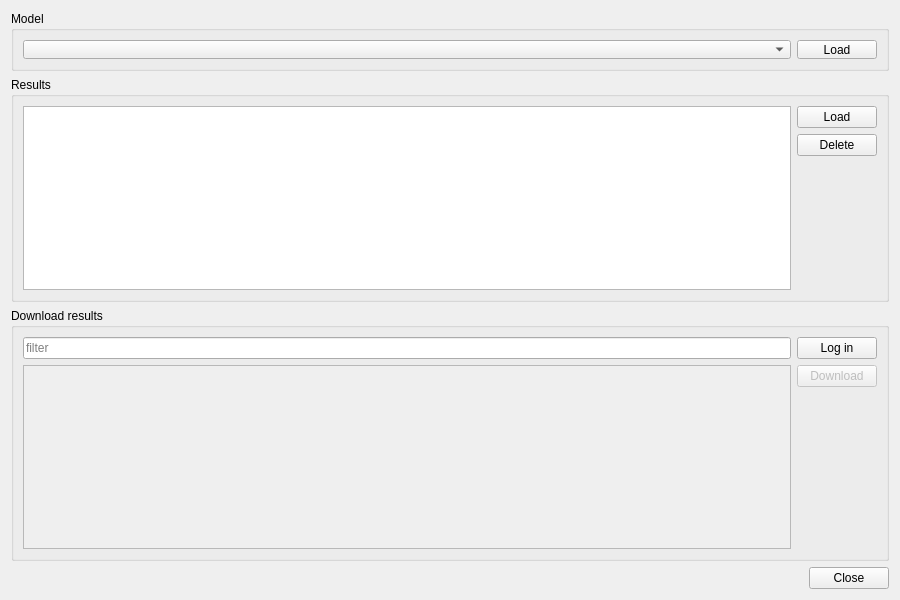
Old version of the form tool_result_selection/result_selection_view.ui in the repository nens/threedi-results-analysis.
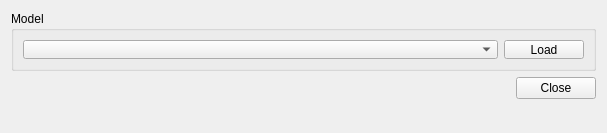
New version of the form. Custom widgets are drawn as their Qt base class.

Patch:
```diff
--- a/tool_result_selection/result_selection_view.ui
+++ b/tool_result_selection/result_selection_view.ui
@@ -6,8 +6,8 @@
    <rect>
     <x>0</x>
     <y>0</y>
-    <width>900</width>
-    <height>600</height>
+    <width>607</width>
+    <height>133</height>
    </rect>
   </property>
   <property name="windowTitle">
@@ -51,152 +51,6 @@
      </layout>
     </widget>
    </item>
-   <item>
-    <widget class="QGroupBox" name="resultBox">
-     <property name="sizePolicy">
-      <sizepolicy hsizetype="Expanding" vsizetype="Expanding">
-       <horstretch>0</horstretch>
-       <verstretch>0</verstretch>
-      </sizepolicy>
-     </property>
-     <property name="title">
-      <string>Results</string>
-     </property>
-     <layout class="QHBoxLayout" name="horizontalLayout_4">
-      <item>
-       <widget class="QTableView" name="resultTableView"/>
-      </item>
-      <item>
-       <layout class="QVBoxLayout" name="verticalLayout_2">
-        <item>
-         <widget class="QPushButton" name="selectTsDatasourceButton">
-          <property name="sizePolicy">
-           <sizepolicy hsizetype="Fixed" vsizetype="Fixed">
-            <horstretch>0</horstretch>
-            <verstretch>0</verstretch>
-           </sizepolicy>
-          </property>
-          <property name="text">
-           <string>Load</string>
-          </property>
-         </widget>
-        </item>
-        <item>
-         <widget class="QPushButton" name="removeTsDatasourceButton">
-          <property name="sizePolicy">
-           <sizepolicy hsizetype="Fixed" vsizetype="Fixed">
-            <horstretch>0</horstretch>
-            <verstretch>0</verstretch>
-           </sizepolicy>
-          </property>
-          <property name="text">
-           <string>Delete</string>
-          </property>
-         </widget>
-        </item>
-        <item>
-         <spacer name="verticalSpacer">
-          <property name="orientation">
-           <enum>Qt::Vertical</enum>
-          </property>
-          <property name="sizeHint" stdset="0">
-           <size>
-            <width>20</width>
-            <height>40</height>
-           </size>
-          </property>
-         </spacer>
-        </item>
-       </layout>
-      </item>
-     </layout>
-    </widget>
-   </item>
-   <item>
-    <widget class="QgsCollapsibleGroupBox" name="downloadResultBox">
-     <property name="enabled">
-      <bool>true</bool>
-     </property>
-     <property name="title">
-      <string>Download results</string>
-     </property>
-     <property name="collapsed">
-      <bool>false</bool>
-     </property>
-     <property name="saveCollapsedState">
-      <bool>true</bool>
-     </property>
-     <property name="saveCheckedState">
-      <bool>false</bool>
-     </property>
-     <layout class="QHBoxLayout" name="horizontalLayout">
-      <item>
-       <layout class="QVBoxLayout" name="verticalLayout_3">
-        <item>
-         <widget class="QLineEdit" name="filterLineEdit">
-          <property name="toolTip">
-           <string/>
-          </property>
-          <property name="inputMask">
-           <string/>
-          </property>
-          <property name="text">
-           <string/>
-          </property>
-          <property name="placeholderText">
-           <string>filter</string>
-          </property>
-         </widget>
-        </item>
-        <item>
-         <widget class="QTableView" name="downloadResultTableView">
-          <property name="enabled">
-           <bool>false</bool>
-          </property>
-          <property name="sortingEnabled">
-           <bool>true</bool>
-          </property>
-         </widget>
-        </item>
-       </layout>
-      </item>
-      <item>
-       <layout class="QVBoxLayout" name="verticalLayout_4">
-        <item>
-         <widget class="QPushButton" name="loginButton">
-          <property name="text">
-           <string>Log in</string>
-          </property>
-         </widget>
-        </item>
-        <item>
-         <widget class="QPushButton" name="downloadResultButton">
-          <property name="enabled">
-           <bool>false</bool>
-          </property>
-          <property name="text">
-           <string>Download</string>
-          </property>
-         </widget>
-        </item>
-        <item>
-         <spacer name="verticalSpacer_3">
-          <property name="orientation">
-           <enum>Qt::Vertical</enum>
-          </property>
-          <property name="sizeHint" stdset="0">
-           <size>
-            <width>20</width>
-            <height>40</height>
-           </size>
-          </property>
-         </spacer>
-        </item>
-       </layout>
-      </item>
-     </layout>
-    </widget>
-   </item>
    <item>
     <layout class="QHBoxLayout" name="buttonLayout">
      <property name="rightMargin">
@@ -227,16 +81,21 @@
      </item>
     </layout>
    </item>
+   <item>
+    <spacer name="verticalSpacer">
+     <property name="orientation">
+      <enum>Qt::Vertical</enum>
+     </property>
+     <property name="sizeHint" stdset="0">
+      <size>
+       <width>20</width>
+       <height>40</height>
+      </size>
+     </property>
+    </spacer>
+   </item>
   </layout>
  </widget>
- <customwidgets>
-  <customwidget>
-   <class>QgsCollapsibleGroupBox</class>
-   <extends>QGroupBox</extends>
-   <header>qgis.gui</header>
-   <container>1</container>
-  </customwidget>
- </customwidgets>
  <resources/>
  <connections/>
 </ui>
```
